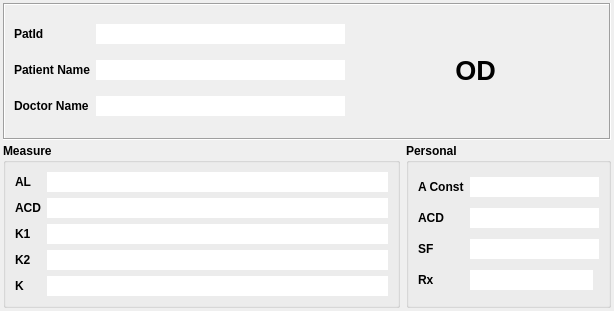
Old version of the form calculator_patient.ui in the repository siborion/siborion_american_scan.
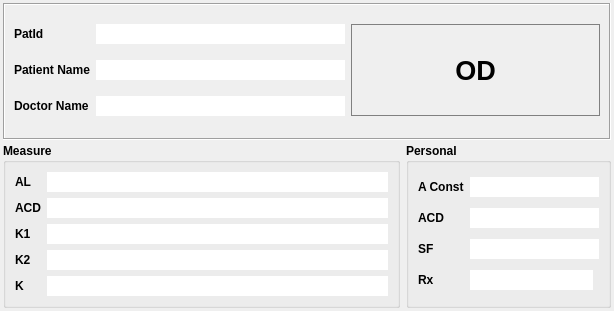
New version of the form. Custom widgets are drawn as their Qt base class.

Commit message: add Print Tab

The edit to the form file:
```diff
--- a/calculator_patient.ui
+++ b/calculator_patient.ui
@@ -13,7 +13,7 @@
   <property name="windowTitle">
    <string>Form</string>
   </property>
-  <layout class="QGridLayout" name="gridLayout" columnstretch="3,0,0,0">
+  <layout class="QGridLayout" name="gridLayout" columnstretch="3,0,0">
    <property name="leftMargin">
     <number>3</number>
    </property>
@@ -215,6 +215,9 @@
           <stylestrategy>PreferAntialias</stylestrategy>
          </font>
         </property>
+        <property name="styleSheet">
+         <string notr="true">border: 1px solid gray;</string>
+        </property>
         <property name="text">
          <string>OD</string>
         </property>
```
The commit also changes 2 other files.
